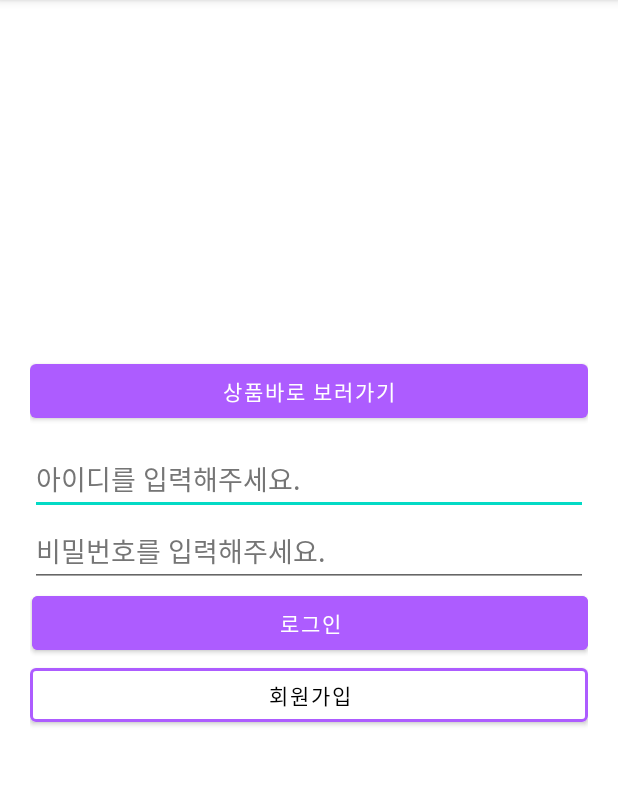
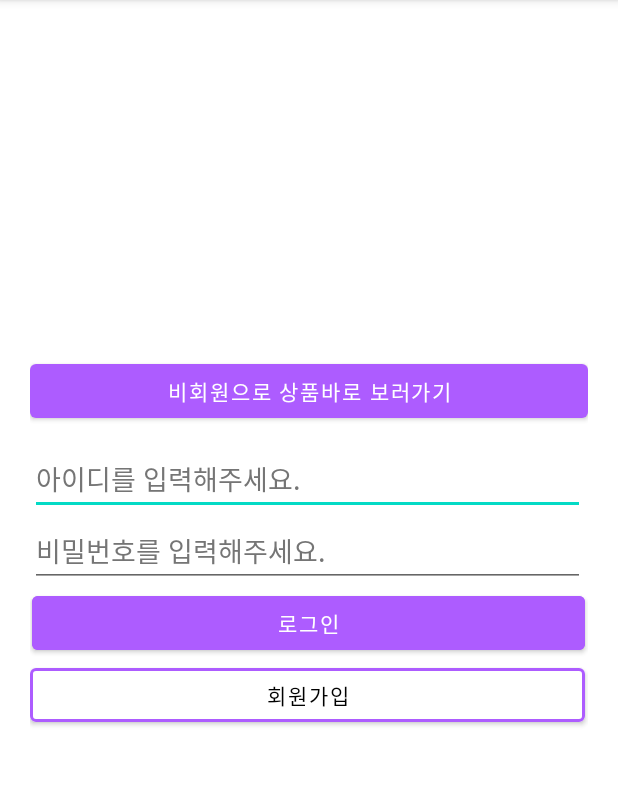
Before and after one commit to sanglim00/2022-02-MobileProgramming, an Android app: the screen it shows after launch (MainActivity), on a phone screen of 412 x 824 dp, the part 84-870 px from its top. Run offline under Robolectric (Android 15) with nearby library versions, the phone set to English and light mode, and no system bars.

Commit message:
feat. 기능오류 수정 중

```diff
--- a/app/src/main/java/com/example/assignment/MainActivity.java
+++ b/app/src/main/java/com/example/assignment/MainActivity.java
@@ -8,6 +8,7 @@ import android.os.Bundle;
 import android.view.View;
 import android.widget.Button;
 import android.widget.EditText;
+import android.widget.TableLayout;
 import android.widget.Toast;
 
 
--- a/app/src/main/res/layout/activity_main.xml
+++ b/app/src/main/res/layout/activity_main.xml
@@ -16,9 +16,10 @@
         android:layout_alignParentBottom="true"
         android:layout_marginStart="0dp"
         android:layout_marginBottom="463dp"
-        android:text="상품바로 보러가기" />
+        android:text="비회원으로 상품바로 보러가기" />
 
     <TableLayout
+        android:id="@+id/NonMemberTable"
         android:layout_width="match_parent"
         android:layout_height="wrap_content"
         android:layout_alignParentStart="true"
@@ -26,9 +27,13 @@
         android:layout_marginTop="275dp"
         android:orientation="vertical">
 
+        <TableRow
+            android:layout_width="match_parent"
+            android:layout_height="match_parent">
+
             <EditText
                 android:id="@+id/userID"
-            android:layout_width="match_parent"
+                android:layout_width="370dp"
                 android:layout_height="wrap_content"
                 android:layout_marginStart="0dp"
                 android:autofillHints=""
@@ -37,6 +42,12 @@
                 android:inputType="textPersonName"
                 android:minHeight="48dp"
                 android:textColorHint="#757575" />
+
+        </TableRow>
+
+        <TableRow
+            android:layout_width="match_parent"
+            android:layout_height="match_parent">
 
             <EditText
                 android:id="@+id/userPW"
@@ -48,6 +59,11 @@
                 android:inputType="textPassword"
                 android:minHeight="48dp"
                 android:textColorHint="#757575" />
+        </TableRow>
+
+        <TableRow
+            android:layout_width="match_parent"
+            android:layout_height="match_parent">
 
             <Button
                 android:id="@+id/loginBtn"
@@ -57,6 +73,11 @@
                 android:backgroundTint="@color/ad5cff"
                 android:text="@string/login"
                 android:textColor="#ffffff" />
+        </TableRow>
+
+        <TableRow
+            android:layout_width="match_parent"
+            android:layout_height="match_parent">
 
             <Button
                 android:id="@+id/joinBtn"
@@ -68,6 +89,28 @@
                 android:textColor="@color/black"
                 app:strokeColor="@color/ad5cff"
                 app:strokeWidth="2dp" />
+        </TableRow>
+
+    </TableLayout>
+
+    <TableLayout
+        android:id="@+id/MemberTable"
+        android:layout_width="match_parent"
+        android:layout_height="match_parent"
+        android:layout_alignParentStart="true"
+        android:layout_alignParentTop="true"
+        android:layout_alignParentBottom="true"
+        android:layout_centerHorizontal="true"
+        android:layout_marginBottom="137dp">
+
+        <TableRow
+            android:layout_width="match_parent"
+            android:layout_height="match_parent"/>
+
+        <TableRow
+            android:layout_width="match_parent"
+            android:layout_height="match_parent"/>
+
     </TableLayout>
 
 
--- a/app/src/main/res/values/strings.xml
+++ b/app/src/main/res/values/strings.xml
@@ -23,4 +23,5 @@
     <string name="name">이름</string>
     <string name="passwordCheck">비밀번호 확인</string>
     <string name="password">비밀번호</string>
+    <string name="show_my_info">내 정보보기</string>
 </resources>
```
Also changed, not shown: app/src/main/java/com/example/assignment/ProductActivity.java (+11 -0 lines), app/src/main/res/layout/activity_product.xml (+13 -3 lines). Lines whose indentation alone changed are shown as unchanged.
